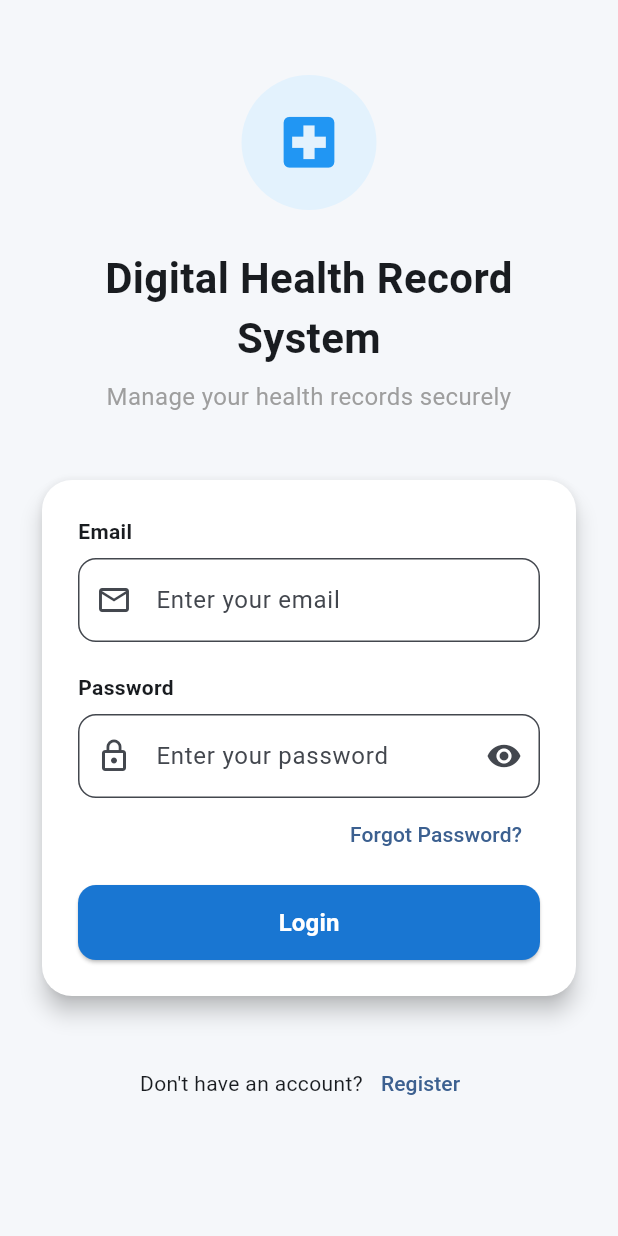
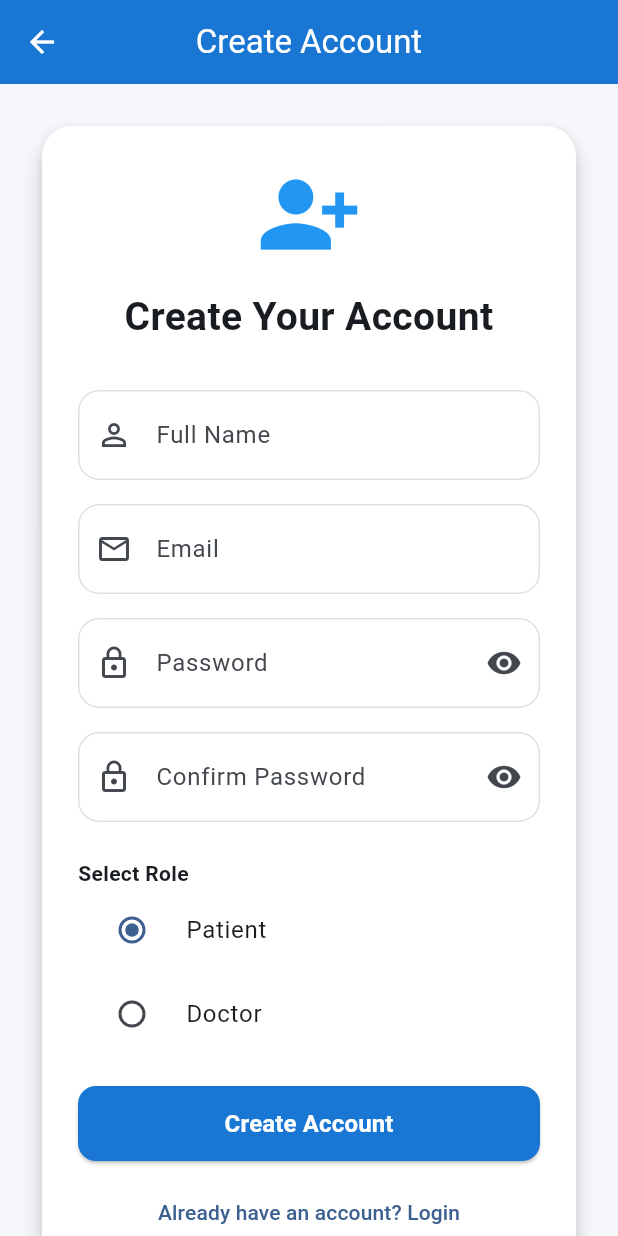
Before and after one commit to ShadowfighterAC/Digital-Health-Record-System, a Flutter app: the screen it shows after launch, after a tap on "Register", on a phone screen of 412 x 824 dp. Run offline on Flutter 3.47's test engine with Material 3 defaults, Android fonts, the phone set to English and light mode, and no system bars; our stand-ins replace cloud_firestore, firebase_auth, firebase_core; accounts and stored records are empty.

Commit message:
Implement Firebase user registration with Firestore

```diff
--- a/lib/models/user_model.dart
+++ b/lib/models/user_model.dart
@@ -0,0 +1,23 @@
+class UserModel {
+  final String uid;
+  final String name;
+  final String email;
+  final String role;
+
+  UserModel({
+    required this.uid,
+    required this.name,
+    required this.email,
+    required this.role,
+  });
+
+  Map<String, dynamic> toMap() {
+    return {
+      'uid': uid,
+      'name': name,
+      'email': email,
+      'role': role,
+      'createdAt': DateTime.now(),
+    };
+  }
+}
--- a/lib/screens/auth/login_screen.dart
+++ b/lib/screens/auth/login_screen.dart
@@ -2,6 +2,7 @@ import 'package:flutter/material.dart';
 
 import '../../widgets/custom_button.dart';
 import '../../widgets/custom_text_field.dart';
+import 'register_screen.dart';
 
 class LoginScreen extends StatefulWidget {
   const LoginScreen({super.key});
@@ -127,7 +128,9 @@ class _LoginScreenState extends State<LoginScreen> {
                       Align(
                         alignment: Alignment.centerRight,
                         child: TextButton(
-                          onPressed: () {},
+                          onPressed: () {
+                            // TODO: Forgot Password
+                          },
                           child: const Text("Forgot Password?"),
                         ),
                       ),
@@ -136,7 +139,9 @@ class _LoginScreenState extends State<LoginScreen> {
 
                       CustomButton(
                         text: "Login",
-                        onPressed: () {},
+                        onPressed: () {
+                          // TODO: Firebase Login
+                        },
                       ),
                     ],
                   ),
@@ -149,8 +154,16 @@ class _LoginScreenState extends State<LoginScreen> {
                 mainAxisAlignment: MainAxisAlignment.center,
                 children: [
                   const Text("Don't have an account?"),
+
                   TextButton(
-                    onPressed: () {},
+                    onPressed: () {
+                      Navigator.push(
+                        context,
+                        MaterialPageRoute(
+                          builder: (context) => const RegisterScreen(),
+                        ),
+                      );
+                    },
                     child: const Text("Register"),
                   ),
                 ],
--- /dev/null
+++ b/lib/screens/auth/register_screen.dart
@@ -0,0 +1,252 @@
+import 'package:flutter/material.dart';
+
+import '../../widgets/custom_button.dart';
+import '../../widgets/custom_text_field.dart';
+
+import '../../services/auth_service.dart';
+
+class RegisterScreen extends StatefulWidget {
+  const RegisterScreen({super.key});
+
+  @override
+  State<RegisterScreen> createState() => _RegisterScreenState();
+}
+
+class _RegisterScreenState extends State<RegisterScreen> {
+  final nameController = TextEditingController();
+  final emailController = TextEditingController();
+  final passwordController = TextEditingController();
+  final confirmPasswordController = TextEditingController();
+
+  bool obscurePassword = true;
+  bool obscureConfirmPassword = true;
+
+  String selectedRole = "Patient";
+  final AuthService _authService = AuthService();
+  bool isLoading = false;
+
+  @override
+  void dispose() {
+    nameController.dispose();
+    emailController.dispose();
+    passwordController.dispose();
+    confirmPasswordController.dispose();
+    super.dispose();
+  }
+
+  @override
+  Widget build(BuildContext context) {
+    return Scaffold(
+      backgroundColor: const Color(0xFFF5F7FA),
+      appBar: AppBar(
+        title: const Text("Create Account"),
+      ),
+      body: SafeArea(
+        child: SingleChildScrollView(
+          padding: const EdgeInsets.all(24),
+          child: Card(
+            elevation: 6,
+            shape: RoundedRectangleBorder(
+              borderRadius: BorderRadius.circular(20),
+            ),
+            child: Padding(
+              padding: const EdgeInsets.all(24),
+              child: Column(
+                crossAxisAlignment: CrossAxisAlignment.stretch,
+                children: [
+                  const Icon(
+                    Icons.person_add_alt_1,
+                    size: 70,
+                    color: Colors.blue,
+                  ),
+
+                  const SizedBox(height: 15),
+
+                  const Text(
+                    "Create Your Account",
+                    textAlign: TextAlign.center,
+                    style: TextStyle(
+                      fontSize: 26,
+                      fontWeight: FontWeight.bold,
+                    ),
+                  ),
+
+                  const SizedBox(height: 30),
+
+                  CustomTextField(
+                    controller: nameController,
+                    hintText: "Full Name",
+                    prefixIcon: Icons.person_outline,
+                  ),
+
+                  const SizedBox(height: 16),
+
+                  CustomTextField(
+                    controller: emailController,
+                    hintText: "Email",
+                    prefixIcon: Icons.email_outlined,
+                    keyboardType: TextInputType.emailAddress,
+                  ),
+
+                  const SizedBox(height: 16),
+
+                  CustomTextField(
+                    controller: passwordController,
+                    hintText: "Password",
+                    prefixIcon: Icons.lock_outline,
+                    obscureText: obscurePassword,
+                    suffixIcon: IconButton(
+                      icon: Icon(
+                        obscurePassword
+                            ? Icons.visibility
+                            : Icons.visibility_off,
+                      ),
+                      onPressed: () {
+                        setState(() {
+                          obscurePassword = !obscurePassword;
+                        });
+                      },
+                    ),
+                  ),
+
+                  const SizedBox(height: 16),
+
+                  CustomTextField(
+                    controller: confirmPasswordController,
+                    hintText: "Confirm Password",
+                    prefixIcon: Icons.lock_outline,
+                    obscureText: obscureConfirmPassword,
+                    suffixIcon: IconButton(
+                      icon: Icon(
+                        obscureConfirmPassword
+                            ? Icons.visibility
+                            : Icons.visibility_off,
+                      ),
+                      onPressed: () {
+                        setState(() {
+                          obscureConfirmPassword =
+                              !obscureConfirmPassword;
+                        });
+                      },
+                    ),
+                  ),
+
+                  const SizedBox(height: 24),
+
+                  const Text(
+                    "Select Role",
+                    style: TextStyle(
+                      fontWeight: FontWeight.bold,
+                    ),
+                  ),
+
+                  RadioListTile(
+                    value: "Patient",
+                    groupValue: selectedRole,
+                    title: const Text("Patient"),
+                    onChanged: (value) {
+                      setState(() {
+                        selectedRole = value!;
+                      });
+                    },
+                  ),
+
+                  RadioListTile(
+                    value: "Doctor",
+                    groupValue: selectedRole,
+                    title: const Text("Doctor"),
+                    onChanged: (value) {
+                      setState(() {
+                        selectedRole = value!;
+                      });
+                    },
+                  ),
+
+                  const SizedBox(height: 20),
+
+                  CustomButton(
+  text: "Create Account",
+  isLoading: isLoading,
+  onPressed: () async {
+    if (nameController.text.trim().isEmpty ||
+        emailController.text.trim().isEmpty ||
+        passwordController.text.isEmpty ||
+        confirmPasswordController.text.isEmpty) {
+      ScaffoldMessenger.of(context).showSnackBar(
+        const SnackBar(
+          content: Text("Please fill all fields"),
+        ),
+      );
+      return;
+    }
+
+    if (passwordController.text != confirmPasswordController.text) {
+      ScaffoldMessenger.of(context).showSnackBar(
+        const SnackBar(
+          content: Text("Passwords do not match"),
+        ),
+      );
+      return;
+    }
+
+    if (passwordController.text.length < 6) {
+      ScaffoldMessenger.of(context).showSnackBar(
+        const SnackBar(
+          content: Text("Password must be at least 6 characters"),
+        ),
+      );
+      return;
+    }
+
+    setState(() {
+      isLoading = true;
+    });
+
+    String? error = await _authService.registerUser(
+      name: nameController.text,
+      email: emailController.text,
+      password: passwordController.text,
+      role: selectedRole,
+    );
+
+    setState(() {
+      isLoading = false;
+    });
+
+    if (!mounted) return;
+
+    if (error == null) {
+      ScaffoldMessenger.of(context).showSnackBar(
+        const SnackBar(
+          content: Text("Account created successfully!"),
+        ),
+      );
+
+      Navigator.pop(context);
+    } else {
+      ScaffoldMessenger.of(context).showSnackBar(
+        SnackBar(
+          content: Text(error),
+        ),
+      );
+    }
+  },
+),
+
+                  const SizedBox(height: 10),
+
+                  TextButton(
+                    onPressed: () {
+                      Navigator.pop(context);
+                    },
+                    child: const Text("Already have an account? Login"),
+                  ),
+                ],
+              ),
+            ),
+          ),
+        ),
+      ),
+    );
+  }
+}
--- a/lib/services/auth_service.dart
+++ b/lib/services/auth_service.dart
@@ -0,0 +1,42 @@
+import 'package:cloud_firestore/cloud_firestore.dart';
+import 'package:firebase_auth/firebase_auth.dart';
+
+import '../models/user_model.dart';
+
+class AuthService {
+  final FirebaseAuth _auth = FirebaseAuth.instance;
+  final FirebaseFirestore _firestore = FirebaseFirestore.instance;
+
+  Future<String?> registerUser({
+    required String name,
+    required String email,
+    required String password,
+    required String role,
+  }) async {
+    try {
+      UserCredential userCredential =
+          await _auth.createUserWithEmailAndPassword(
+        email: email.trim(),
+        password: password.trim(),
+      );
+
+      UserModel user = UserModel(
+        uid: userCredential.user!.uid,
+        name: name.trim(),
+        email: email.trim(),
+        role: role,
+      );
+
+      await _firestore
+          .collection('users')
+          .doc(user.uid)
+          .set(user.toMap());
+
+      return null;
+    } on FirebaseAuthException catch (e) {
+      return e.message;
+    } catch (e) {
+      return e.toString();
+    }
+  }
+}
--- a/lib/widgets/custom_text_field.dart
+++ b/lib/widgets/custom_text_field.dart
@@ -28,6 +28,33 @@ class CustomTextField extends StatelessWidget {
         hintText: hintText,
         prefixIcon: Icon(prefixIcon),
         suffixIcon: suffixIcon,
+
+        filled: true,
+        fillColor: Colors.white,
+
+        contentPadding: const EdgeInsets.symmetric(
+          horizontal: 18,
+          vertical: 18,
+        ),
+
+        border: OutlineInputBorder(
+          borderRadius: BorderRadius.circular(14),
+        ),
+
+        enabledBorder: OutlineInputBorder(
+          borderRadius: BorderRadius.circular(14),
+          borderSide: BorderSide(
+            color: Colors.grey.shade300,
+          ),
+        ),
+
+        focusedBorder: OutlineInputBorder(
+          borderRadius: BorderRadius.circular(14),
+          borderSide: const BorderSide(
+            color: Colors.blue,
+            width: 2,
+          ),
+        ),
       ),
     );
   }
--- a/pubspec.yaml
+++ b/pubspec.yaml
@@ -1,5 +1,5 @@
 name: ehr_app
-description: "Digital Health Record System."
+description: "Digital Health Record System"
 # The following line prevents the package from being accidentally published to
 # pub.dev using `flutter pub publish`. This is preferred for private packages.
 publish_to: 'none' # Remove this line if you wish to publish to pub.dev
```
